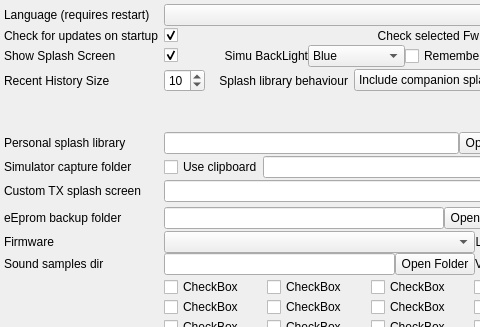
Qt form src/preferencesdialog.ui (roberto1903/companion9x) before a commit; both pictures show x 0 to 480 and y 0 to 327 of the 685 by 645 pixel window.
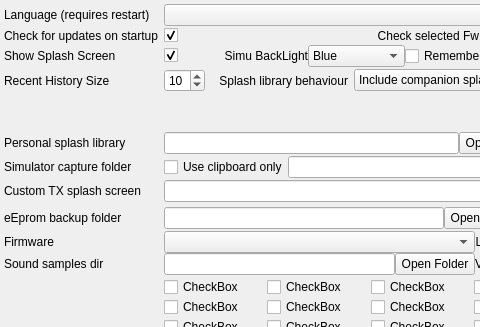
The same form after that commit. Icons and pictures are not drawn.

Commit message: snapshot & clipboard

```diff
--- a/src/preferencesdialog.ui
+++ b/src/preferencesdialog.ui
@@ -1295,7 +1295,7 @@
      <item row="0" column="0">
       <widget class="QCheckBox" name="snapshotClipboardCKB">
        <property name="text">
-        <string>Use clipboard</string>
+        <string>Use clipboard only</string>
        </property>
       </widget>
      </item>
```
The commit also changes 3 other files.
